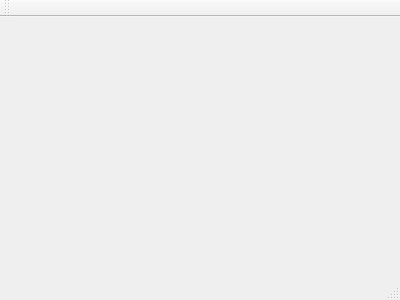
Old version of the form src/main/mainwindow.ui in the repository Gris87/CloneQtProject.
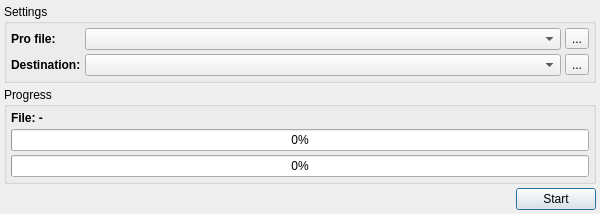
New version of the form.

The edit to the form file:
```diff
--- a/src/main/mainwindow.ui
+++ b/src/main/mainwindow.ui
@@ -1,24 +1,203 @@
 <ui version="4.0">
  <class>MainWindow</class>
- <widget class="QMainWindow" name="MainWindow" >
-  <property name="geometry" >
+ <widget class="QMainWindow" name="MainWindow">
+  <property name="geometry">
    <rect>
     <x>0</x>
     <y>0</y>
-    <width>400</width>
-    <height>300</height>
+    <width>600</width>
+    <height>200</height>
    </rect>
   </property>
   <property name="windowTitle" >
    <string>MainWindow</string>
   </property>
-  <widget class="QMenuBar" name="menuBar" />
-  <widget class="QToolBar" name="mainToolBar" />
-  <widget class="QWidget" name="centralWidget" />
-  <widget class="QStatusBar" name="statusBar" />
+  <widget class="QWidget" name="centralWidget">
+   <layout class="QVBoxLayout" name="verticalLayout">
+    <property name="spacing">
+     <number>4</number>
+    </property>
+    <property name="leftMargin">
+     <number>4</number>
+    </property>
+    <property name="topMargin">
+     <number>4</number>
+    </property>
+    <property name="rightMargin">
+     <number>4</number>
+    </property>
+    <property name="bottomMargin">
+     <number>4</number>
+    </property>
+    <item>
+     <widget class="QGroupBox" name="settingsGroupBox">
+      <property name="title">
+       <string>Settings</string>
+      </property>
+      <layout class="QGridLayout" name="gridLayout">
+       <property name="leftMargin">
+        <number>4</number>
+       </property>
+       <property name="topMargin">
+        <number>4</number>
+       </property>
+       <property name="rightMargin">
+        <number>4</number>
+       </property>
+       <property name="bottomMargin">
+        <number>4</number>
+       </property>
+       <property name="spacing">
+        <number>4</number>
+       </property>
+       <item row="0" column="1">
+        <widget class="QComboBox" name="proFileComboBox">
+         <property name="sizePolicy">
+          <sizepolicy hsizetype="MinimumExpanding" vsizetype="Fixed">
+           <horstretch>0</horstretch>
+           <verstretch>0</verstretch>
+          </sizepolicy>
+         </property>
+        </widget>
+       </item>
+       <item row="1" column="1">
+        <widget class="QComboBox" name="destinationComboBox">
+         <property name="sizePolicy">
+          <sizepolicy hsizetype="MinimumExpanding" vsizetype="Fixed">
+           <horstretch>0</horstretch>
+           <verstretch>0</verstretch>
+          </sizepolicy>
+         </property>
+        </widget>
+       </item>
+       <item row="0" column="0">
+        <widget class="QLabel" name="proFileLabel">
+         <property name="font">
+          <font>
+           <weight>75</weight>
+           <bold>true</bold>
+          </font>
+         </property>
+         <property name="text">
+          <string>Pro file:</string>
+         </property>
+        </widget>
+       </item>
+       <item row="1" column="0">
+        <widget class="QLabel" name="destinationLabel">
+         <property name="font">
+          <font>
+           <weight>75</weight>
+           <bold>true</bold>
+          </font>
+         </property>
+         <property name="text">
+          <string>Destination:</string>
+         </property>
+        </widget>
+       </item>
+       <item row="0" column="2">
+        <widget class="QToolButton" name="proFileButton">
+         <property name="text">
+          <string>...</string>
+         </property>
+        </widget>
+       </item>
+       <item row="1" column="2">
+        <widget class="QToolButton" name="destinationButton">
+         <property name="text">
+          <string>...</string>
+         </property>
+        </widget>
+       </item>
+      </layout>
+     </widget>
+    </item>
+    <item>
+     <widget class="QGroupBox" name="progressGroupBox">
+      <property name="title">
+       <string>Progress</string>
+      </property>
+      <layout class="QVBoxLayout" name="verticalLayout_2">
+       <property name="spacing">
+        <number>4</number>
+       </property>
+       <property name="leftMargin">
+        <number>4</number>
+       </property>
+       <property name="topMargin">
+        <number>4</number>
+       </property>
+       <property name="rightMargin">
+        <number>4</number>
+       </property>
+       <property name="bottomMargin">
+        <number>4</number>
+       </property>
+       <item>
+        <widget class="QLabel" name="fileNameLabel">
+         <property name="font">
+          <font>
+           <weight>75</weight>
+           <bold>true</bold>
+          </font>
+         </property>
+         <property name="text">
+          <string>File: -</string>
+         </property>
+        </widget>
+       </item>
+       <item>
+        <widget class="QProgressBar" name="fileProgressBar">
+         <property name="value">
+          <number>0</number>
+         </property>
+        </widget>
+       </item>
+       <item>
+        <widget class="QProgressBar" name="totalProgressBar">
+         <property name="value">
+          <number>0</number>
+         </property>
+        </widget>
+       </item>
+      </layout>
+     </widget>
+    </item>
+    <item>
+     <layout class="QHBoxLayout" name="horizontalLayout">
+      <property name="spacing">
+       <number>4</number>
+      </property>
+      <item>
+       <spacer name="horizontalSpacer">
+        <property name="orientation">
+         <enum>Qt::Horizontal</enum>
+        </property>
+        <property name="sizeHint" stdset="0">
+         <size>
+          <width>40</width>
+          <height>20</height>
+         </size>
+        </property>
+       </spacer>
+      </item>
+      <item>
+       <widget class="QPushButton" name="startButton">
+        <property name="text">
+         <string>Start</string>
+        </property>
+        <property name="default">
+         <bool>true</bool>
+        </property>
+       </widget>
+      </item>
+     </layout>
+    </item>
+   </layout>
+  </widget>
  </widget>
- <layoutDefault spacing="6" margin="11" />
- <pixmapfunction></pixmapfunction>
+ <layoutdefault spacing="6" margin="11"/>
  <resources/>
  <connections/>
 </ui>
```
Left out of the diff: 5 changed lines with no effect on the pictures.
